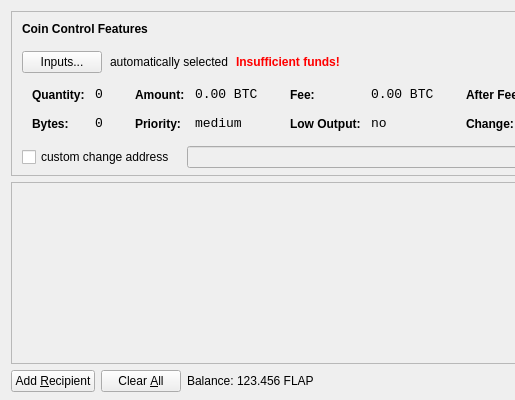
Above: src/qt/forms/sendcoinsdialog.ui from zatirdraft/TravelFlex before the change; both pictures show x 0 to 515 and y 0 to 400 of the 850 by 400 pixel window. Below: the same form after it.
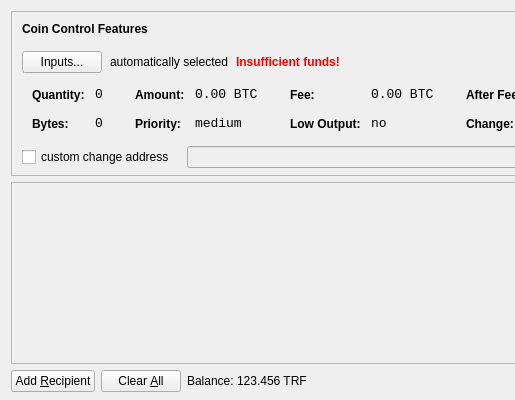
That is the form after the change. Icons and pictures are not drawn.

```diff
--- a/src/qt/forms/sendcoinsdialog.ui
+++ b/src/qt/forms/sendcoinsdialog.ui
@@ -738,7 +738,7 @@
           <cursorShape>IBeamCursor</cursorShape>
          </property>
          <property name="text">
-          <string>123.456 FLAP</string>
+          <string>123.456 TRF</string>
          </property>
          <property name="textInteractionFlags">
           <set>Qt::LinksAccessibleByMouse|Qt::TextSelectableByKeyboard|Qt::TextSelectableByMouse</set>
```
